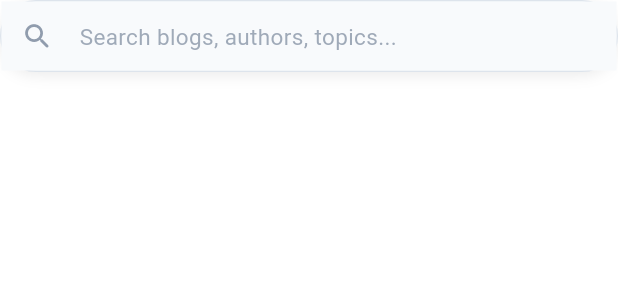
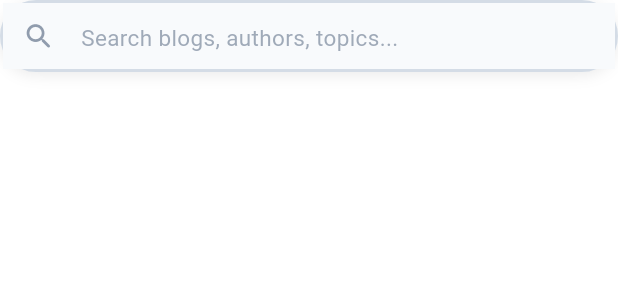
Before and after one commit to sudip22-p/blog_app_flutter, a Flutter app: the AppSearchBar widget shown alone on an empty page, opened directly with empty values, on a phone screen of 412 x 824 dp. Shown: the top 300 px of the screen. Run offline on Flutter 3.47's test engine with Material 3 defaults, Android fonts, the phone set to English and light mode, and no system bars; our stand-ins replace cloud_firestore, equatable, firebase_auth, firebase_core, firebase_database, flutter_bloc and 2 more; missing offline and left inert: cloudinary_public; accounts and stored records are empty; generated files the repository leaves out were written again; statements that could not run were skipped.

Commit message:
fix: overflow issue

```diff
--- a/lib/features/blogs/presentation/screens/explore_blogs_screen.dart
+++ b/lib/features/blogs/presentation/screens/explore_blogs_screen.dart
@@ -235,7 +235,7 @@ class _ExploreBlogsScreenState extends State<ExploreBlogsScreen> {
             slivers: [
               // Compact App Bar with Prominent Search
               SliverAppBar(
-                expandedHeight: 120, // Reduced from 160 to 120
+                expandedHeight: 130,
                 floating: true,
                 pinned: true,
                 automaticallyImplyLeading: false,
--- a/lib/features/blogs/presentation/widgets/app_search_bar.dart
+++ b/lib/features/blogs/presentation/widgets/app_search_bar.dart
@@ -25,8 +25,8 @@ class AppSearchBar extends StatelessWidget {
         color: theme.colorScheme.surface,
         borderRadius: BorderRadius.circular(24),
         border: Border.all(
-          color: theme.colorScheme.outline.withValues(alpha: 0.6),
-          width: 1,
+          color: theme.colorScheme.outline.withValues(alpha: 0.8),
+          width: 2,
         ),
         boxShadow: [
           BoxShadow(
```
